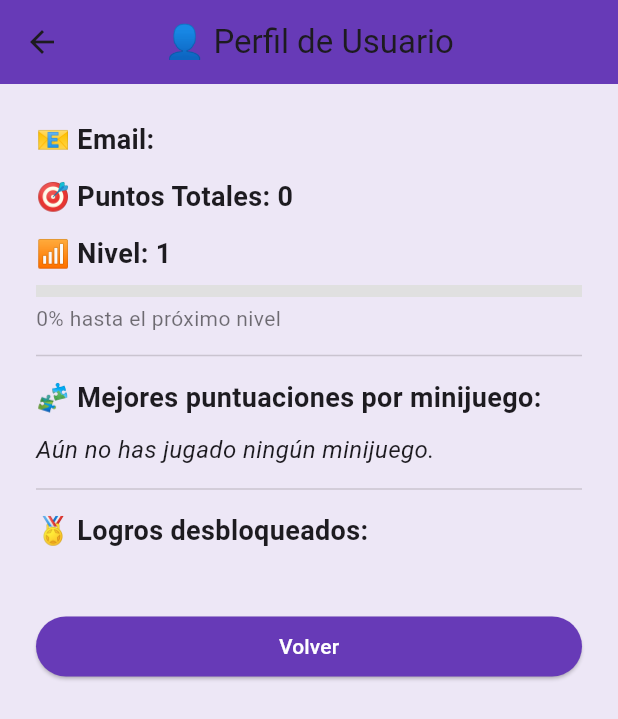
After one commit to gemaGs-max/PalabraMania, a Flutter app: the screen it shows once a user with an empty profile is signed in, after a tap on the "person" icon, on a phone screen of 412 x 824 dp. The commit adds this screen. Shown: the top 719 px of the screen. Run offline on Flutter 3.47's test engine with Material 3 defaults, Android fonts, the phone set to English and light mode, and no system bars; our stand-ins replace cloud_firestore, firebase_auth, firebase_core, just_audio, shared_preferences; accounts and stored records are empty.

Commit message:
Añadir login y pantalla de juegos

```diff
--- a/lib/pantalla_juegos.dart
+++ b/lib/pantalla_juegos.dart
@@ -1,12 +1,14 @@
 import 'package:flutter/material.dart';
 import 'package:shared_preferences/shared_preferences.dart';
-import 'package:firebase_auth/firebase_auth.dart'; // 👈 Necesario para logout
-import 'auth_screen.dart'; // 👈 Para volver a login tras cerrar sesión
-
+import 'package:firebase_auth/firebase_auth.dart';
+import 'package:cloud_firestore/cloud_firestore.dart';
+import 'auth_screen.dart';
 import 'flashcards.dart';
 import 'completa_frase.dart';
 import 'memoria.dart';
 import 'pronunciacion_simulada.dart';
+import 'pantalla_perfil.dart';
+import 'pantalla_ranking.dart';
 
 class PantallaJuegos extends StatefulWidget {
   @override
@@ -15,28 +17,76 @@ class PantallaJuegos extends StatefulWidget {
 
 class _PantallaJuegosState extends State<PantallaJuegos> {
   String nombreUsuario = '';
+  int puntosTotales = 0;
+  Map<String, int> mejoresPuntuaciones = {};
 
   @override
   void initState() {
     super.initState();
-    _cargarNombre();
+    _cargarDatosUsuario();
+    _cargarMejoresPuntuaciones();
   }
 
-  Future<void> _cargarNombre() async {
+  Future<void> _cargarDatosUsuario() async {
     final prefs = await SharedPreferences.getInstance();
+    final email = prefs.getString('email_usuario') ?? 'Invitada/o';
+    final uid = FirebaseAuth.instance.currentUser?.uid;
+
+    if (uid != null) {
+      final doc = await FirebaseFirestore.instance.collection('usuarios').doc(uid).get();
+      if (doc.exists) {
         setState(() {
-      nombreUsuario = prefs.getString('nombre_usuario') ?? 'Invitada/o';
+          nombreUsuario = email;
+          puntosTotales = doc.data()?['puntos'] ?? 0;
         });
       }
+    }
+  }
+
+  Future<void> _cargarMejoresPuntuaciones() async {
+    final uid = FirebaseAuth.instance.currentUser?.uid;
+    if (uid == null) return;
+
+    final juegos = ['flashcards', 'completa_frase', 'memoria'];
+    final puntuaciones = <String, int>{};
+
+    for (final juego in juegos) {
+      final doc = await FirebaseFirestore.instance
+          .collection('puntuaciones')
+          .doc('${uid}_$juego')
+          .get();
+
+      if (doc.exists) {
+        puntuaciones[juego] = doc.data()?['puntos'] ?? 0;
+      }
+    }
+
+    setState(() {
+      mejoresPuntuaciones = puntuaciones;
+    });
+  }
+
+  int nivelUsuario() => (puntosTotales / 100).floor() + 1;
+  double progresoNivel() => (puntosTotales % 100) / 100;
 
   @override
   Widget build(BuildContext context) {
     return Scaffold(
-      backgroundColor: const Color(0xFFE1F5FE), // Azul claro
+      backgroundColor: const Color(0xFFE1F5FE),
       appBar: AppBar(
         title: Text('¡Hola, $nombreUsuario!'),
         backgroundColor: Colors.lightBlue,
         centerTitle: true,
+        leading: IconButton(
+          icon: const Icon(Icons.person),
+          tooltip: 'Ver perfil',
+          onPressed: () {
+            Navigator.push(
+              context,
+              MaterialPageRoute(builder: (_) => const PantallaPerfil()),
+            );
+          },
+        ),
         actions: [
           IconButton(
             icon: const Icon(Icons.logout),
@@ -53,63 +103,115 @@ class _PantallaJuegosState extends State<PantallaJuegos> {
       body: Padding(
         padding: const EdgeInsets.all(24.0),
         child: Column(
-          mainAxisAlignment: MainAxisAlignment.center,
+          crossAxisAlignment: CrossAxisAlignment.start,
           children: [
+            Text(
+              '🎯 Puntuación total: $puntosTotales',
+              style: const TextStyle(fontSize: 20, fontWeight: FontWeight.bold),
+            ),
+            const SizedBox(height: 8),
+            Text(
+              '📶 Nivel: ${nivelUsuario()}',
+              style: const TextStyle(fontSize: 18),
+            ),
+            const SizedBox(height: 4),
+            LinearProgressIndicator(
+              value: progresoNivel(),
+              backgroundColor: const Color(0xFFD0D0D0),
+              color: Colors.lightBlueAccent,
+              minHeight: 10,
+            ),
+            const SizedBox(height: 4),
+            Text(
+              '${(progresoNivel() * 100).round()}% para el siguiente nivel',
+              style: const TextStyle(fontSize: 14, color: Colors.black54),
+            ),
+            const SizedBox(height: 20),
+            ...mejoresPuntuaciones.entries.map((e) => Text(
+              '🔹 ${_nombreJuego(e.key)}: ${e.value} puntos',
+              style: const TextStyle(fontSize: 16),
+            )),
+            const SizedBox(height: 20),
             const Text(
               'Elige un juego para comenzar 🎮',
               style: TextStyle(fontSize: 20),
               textAlign: TextAlign.center,
             ),
-            const SizedBox(height: 30),
+            const SizedBox(height: 20),
+            Expanded(
+              child: ListView(
+                children: [
                   BotonJuego(
                     titulo: '🧠 Flashcards',
-              onTap: () {
-                Navigator.push(
-                  context,
-                  MaterialPageRoute(builder: (context) => FlashcardsPage()),
-                );
-              },
+                    onTap: () => Navigator.push(context, MaterialPageRoute(builder: (_) => FlashcardsPage())),
                   ),
                   const SizedBox(height: 20),
                   BotonJuego(
                     titulo: '✍️ Completa la frase',
-              onTap: () {
-                Navigator.push(
-                  context,
-                  MaterialPageRoute(builder: (context) => CompletaFrasePage()),
-                );
-              },
+                    onTap: () => Navigator.push(context, MaterialPageRoute(builder: (_) => CompletaFrasePage())),
                   ),
                   const SizedBox(height: 20),
                   BotonJuego(
                     titulo: '🧩 Juego de Memoria',
-              onTap: () {
-                Navigator.push(
-                  context,
-                  MaterialPageRoute(builder: (context) => MemoriaPage()),
-                );
-              },
+                    onTap: () => Navigator.push(context, MaterialPageRoute(builder: (_) => MemoriaPage())),
                   ),
                   const SizedBox(height: 20),
                   BotonJuego(
                     titulo: '🎤 Reto de Pronunciación',
-              onTap: () {
+                    onTap: () => Navigator.push(context, MaterialPageRoute(builder: (_) => const PronunciacionSimulada())),
+                  ),
+                  const SizedBox(height: 30),
+              Center(
+                child: ElevatedButton.icon(
+                  onPressed: () {
                     Navigator.push(
                       context,
-                  MaterialPageRoute(
-                    builder: (context) => const PronunciacionSimulada(),
-                  ),
+                      MaterialPageRoute(builder: (_) => const PantallaRanking()),
                     );
                   },
+                  icon: const Icon(Icons.leaderboard, color: Colors.black),
+                  label: const Text(
+                    'Ver Ranking',
+                    style: TextStyle(
+                      color: Colors.black,
+                      fontWeight: FontWeight.bold,
+                      fontSize: 16,
+                    ),
+                  ),
+                  style: ElevatedButton.styleFrom(
+                    backgroundColor: Colors.red,
+                    padding: const EdgeInsets.symmetric(horizontal: 30, vertical: 16),
+                    shape: RoundedRectangleBorder(
+                      borderRadius: BorderRadius.circular(12),
+                    ),
+                    elevation: 6,
+                    shadowColor: Colors.black54,
+                  ),
+                ),
+              ),
+                ],
+              ),
             ),
           ],
         ),
       ),
     );
   }
+
+  String _nombreJuego(String key) {
+    switch (key) {
+      case 'flashcards':
+        return 'Flashcards';
+      case 'completa_frase':
+        return 'Completa la frase';
+      case 'memoria':
+        return 'Memoria';
+      default:
+        return key;
+    }
+  }
 }
 
-// Widget reutilizable para los botones de los juegos
 class BotonJuego extends StatelessWidget {
   final String titulo;
   final VoidCallback onTap;
@@ -122,11 +224,12 @@ class BotonJuego extends StatelessWidget {
       onPressed: onTap,
       style: ElevatedButton.styleFrom(
         backgroundColor: Colors.lightBlueAccent,
-        padding: const EdgeInsets.symmetric(horizontal: 30, vertical: 20),
+        shadowColor: Colors.black54,
+        elevation: 10,
+        padding: const EdgeInsets.symmetric(horizontal: 35, vertical: 22),
         shape: RoundedRectangleBorder(
-          borderRadius: BorderRadius.circular(15),
+          borderRadius: BorderRadius.circular(25),
         ),
-        elevation: 6,
       ),
       child: Text(
         titulo,
--- /dev/null
+++ b/lib/pantalla_perfil.dart
@@ -0,0 +1,130 @@
+import 'package:cloud_firestore/cloud_firestore.dart';
+import 'package:firebase_auth/firebase_auth.dart';
+import 'package:flutter/material.dart';
+
+class PantallaPerfil extends StatefulWidget {
+  const PantallaPerfil({super.key});
+
+  @override
+  State<PantallaPerfil> createState() => _PantallaPerfilState();
+}
+
+class _PantallaPerfilState extends State<PantallaPerfil> {
+  String email = '';
+  int puntosTotales = 0;
+  Map<String, int> puntuacionesPorJuego = {};
+
+  @override
+  void initState() {
+    super.initState();
+    _cargarDatosUsuario();
+  }
+
+  int nivelUsuario() => (puntosTotales / 100).floor() + 1;
+  double progresoNivel() => (puntosTotales % 100) / 100;
+
+  Future<void> _cargarDatosUsuario() async {
+    final user = FirebaseAuth.instance.currentUser;
+    if (user == null) return;
+
+    final uid = user.uid;
+    final usuarioDoc = await FirebaseFirestore.instance
+        .collection('usuarios')
+        .doc(uid)
+        .get();
+
+    if (usuarioDoc.exists) {
+      setState(() {
+        email = usuarioDoc.data()?['email'] ?? 'Desconocido';
+        puntosTotales = usuarioDoc.data()?['puntos'] ?? 0;
+      });
+    }
+
+    final puntuacionesSnapshot = await FirebaseFirestore.instance
+        .collection('puntuaciones')
+        .where('email', isEqualTo: user.email)
+        .get();
+
+    final mapa = <String, int>{};
+    for (var doc in puntuacionesSnapshot.docs) {
+      final datos = doc.data();
+      final juego = datos['juego'] ?? 'desconocido';
+      final puntos = datos['puntos'] ?? 0;
+      mapa[juego] = puntos;
+    }
+
+    setState(() {
+      puntuacionesPorJuego = mapa;
+    });
+  }
+
+  @override
+  Widget build(BuildContext context) {
+    return Scaffold(
+      appBar: AppBar(
+        title: const Text('👤 Perfil de Usuario'),
+        backgroundColor: Colors.deepPurple,
+        centerTitle: true,
+      ),
+      backgroundColor: const Color(0xFFEDE7F6),
+      body: Padding(
+        padding: const EdgeInsets.all(24.0),
+        child: ListView(
+          children: [
+            Text('📧 Email: $email',
+                style: const TextStyle(fontSize: 18, fontWeight: FontWeight.bold)),
+            const SizedBox(height: 12),
+            Text('🎯 Puntos Totales: $puntosTotales',
+                style: const TextStyle(fontSize: 18, fontWeight: FontWeight.bold)),
+            const SizedBox(height: 12),
+            Text('📶 Nivel: ${nivelUsuario()}',
+                style: const TextStyle(fontSize: 18, fontWeight: FontWeight.bold)),
+            const SizedBox(height: 8),
+            LinearProgressIndicator(
+              value: progresoNivel(),
+              backgroundColor: Colors.grey[300],
+              color: Colors.deepPurpleAccent,
+              minHeight: 8,
+            ),
+            const SizedBox(height: 4),
+            Text('${(progresoNivel() * 100).round()}% hasta el próximo nivel',
+                style: const TextStyle(fontSize: 14, color: Colors.black54)),
+            const Divider(height: 30),
+            const Text('🧩 Mejores puntuaciones por minijuego:',
+                style: TextStyle(fontSize: 18, fontWeight: FontWeight.bold)),
+            const SizedBox(height: 10),
+            if (puntuacionesPorJuego.isEmpty)
+              const Text('Aún no has jugado ningún minijuego.',
+                  style: TextStyle(fontSize: 16, fontStyle: FontStyle.italic))
+            else
+              ...puntuacionesPorJuego.entries.map((entry) {
+                return Text(
+                  '• ${entry.key}: ${entry.value} puntos',
+                  style: const TextStyle(fontSize: 16),
+                );
+              }),
+            const Divider(height: 30),
+            const Text('🏅 Logros desbloqueados:',
+                style: TextStyle(fontSize: 18, fontWeight: FontWeight.bold)),
+            const SizedBox(height: 10),
+            if (puntosTotales > 0)
+              const Text('✅ Has conseguido tu primer punto 🧠',
+                  style: TextStyle(fontSize: 16)),
+            if (puntosTotales >= 100)
+              const Text('🏆 Has superado los 100 puntos 💯',
+                  style: TextStyle(fontSize: 16)),
+            if (puntuacionesPorJuego.length >= 3)
+              const Text('🧩 Has jugado a los 3 minijuegos diferentes 👏',
+                  style: TextStyle(fontSize: 16)),
+            const SizedBox(height: 30),
+            ElevatedButton(
+              onPressed: () => Navigator.pop(context),
+              style: ElevatedButton.styleFrom(backgroundColor: Colors.deepPurple),
+              child: const Text('Volver', style: TextStyle(color: Colors.white)),
+            ),
+          ],
+        ),
+      ),
+    );
+  }
+}
--- /dev/null
+++ b/lib/services/firestore_service.dart
@@ -0,0 +1,47 @@
+import 'package:cloud_firestore/cloud_firestore.dart';
+import 'package:firebase_auth/firebase_auth.dart';
+
+Future<void> guardarPuntuacion(String juego, int nuevaPuntuacion) async {
+  final user = FirebaseAuth.instance.currentUser;
+  if (user == null) return;
+
+  final uid = user.uid;
+  final docRef = FirebaseFirestore.instance
+      .collection('puntuaciones')
+      .doc('${uid}_$juego');
+
+  final doc = await docRef.get();
+  int puntosAntiguos = 0;
+
+  if (doc.exists) {
+    final datos = doc.data();
+    puntosAntiguos = datos?['puntos'] ?? 0;
+
+    if (nuevaPuntuacion > puntosAntiguos) {
+      await docRef.set({
+        'email': user.email,
+        'juego': juego,
+        'puntos': nuevaPuntuacion,
+        'fecha': FieldValue.serverTimestamp(),
+      });
+    } else {
+      return; // No supera la puntuación anterior, salimos
+    }
+  } else {
+    await docRef.set({
+      'email': user.email,
+      'juego': juego,
+      'puntos': nuevaPuntuacion,
+      'fecha': FieldValue.serverTimestamp(),
+    });
+  }
+
+  // 🔢 Actualizar total acumulado en colección 'usuarios'
+  final userRef = FirebaseFirestore.instance.collection('usuarios').doc(uid);
+  final userDoc = await userRef.get();
+  final puntosTotales = (userDoc.data()?['puntos'] ?? 0) - puntosAntiguos + nuevaPuntuacion;
+
+  await userRef.update({
+    'puntos': puntosTotales,
+  });
+}
```
Lines whose indentation alone changed are shown as unchanged.
